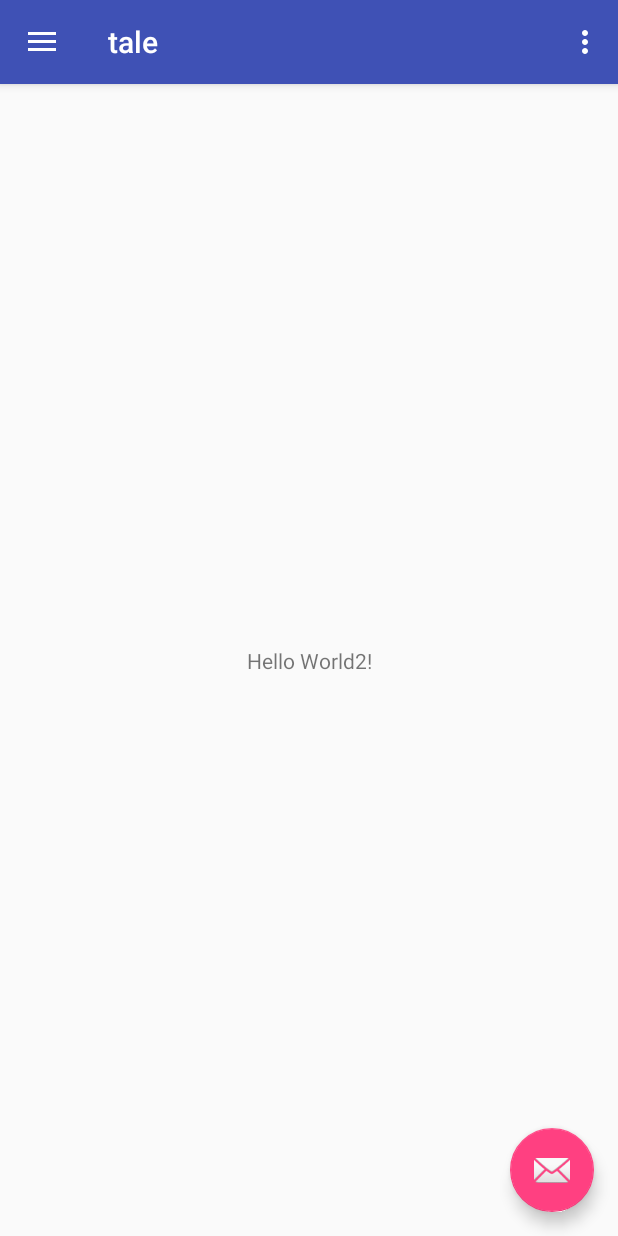
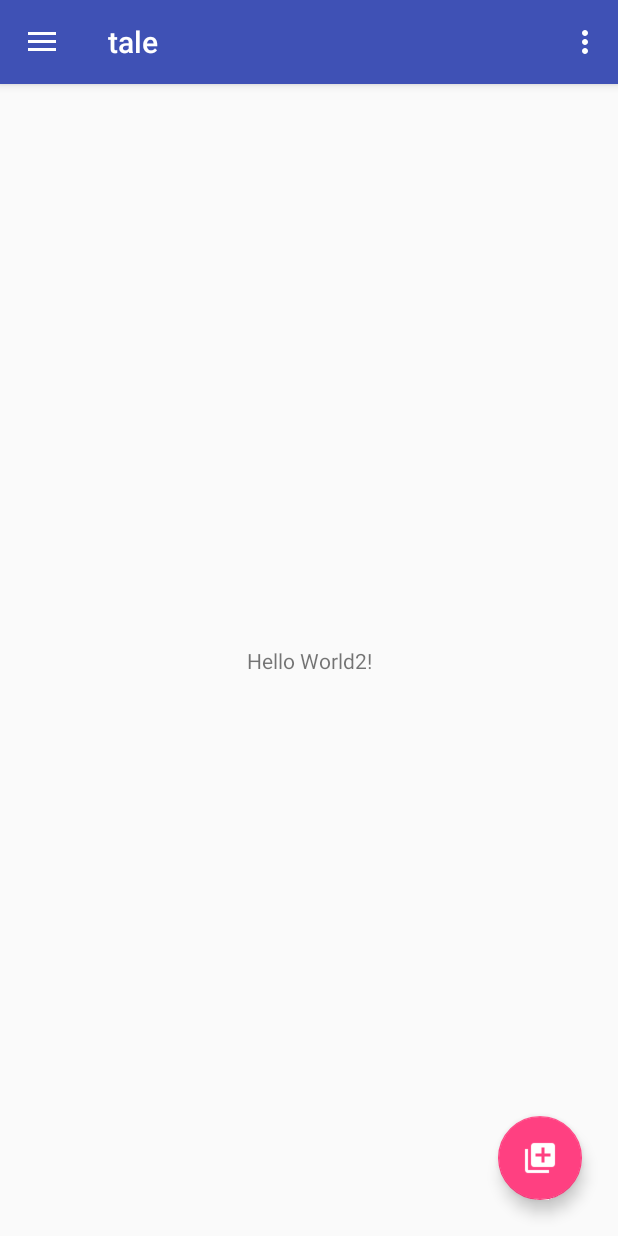
Before and after one commit to dietol/tale-app, an Android app: the screen it shows after launch (HomeActivity), on a phone screen of 412 x 824 dp. Run offline under Robolectric (Android 15) with nearby library versions, the phone set to English and light mode, and no system bars.

Commit message:
Designed FAB

```diff
--- a/app/src/main/res/layout/app_bar_home.xml
+++ b/app/src/main/res/layout/app_bar_home.xml
@@ -28,6 +28,7 @@
         android:layout_height="wrap_content"
         android:layout_gravity="bottom|end"
         android:layout_margin="@dimen/fab_margin"
-        app:srcCompat="@android:drawable/ic_dialog_email" />
+        app:fabSize="normal"
+        android:src="@drawable/baseline_library_add_white_24dp" />
 
 </android.support.design.widget.CoordinatorLayout>
--- a/app/src/main/res/values/dimens.xml
+++ b/app/src/main/res/values/dimens.xml
@@ -4,5 +4,7 @@
     <dimen name="activity_vertical_margin">16dp</dimen>
     <dimen name="nav_header_vertical_spacing">50dp</dimen>
     <dimen name="nav_header_height">200dp</dimen>
-    <dimen name="fab_margin">16dp</dimen>
+    <dimen name="fab_margin">24dp</dimen>
+    <dimen name="app_bar_height">150dp</dimen>
+    <dimen name="text_margin">16dp</dimen>
 </resources>
```
Also changed, not shown: app/src/main/res/drawable/baseline_add_white_24dp.png (added), app/src/main/res/drawable/baseline_library_add_white_24dp.png (added).
